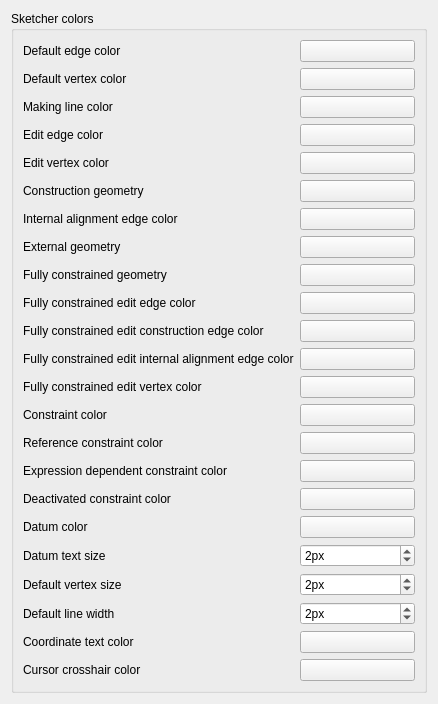
Before: the Qt Designer form src/Mod/Sketcher/Gui/SketcherSettingsColors.ui in southseact-3d/fcd, drawn with Qt 5.
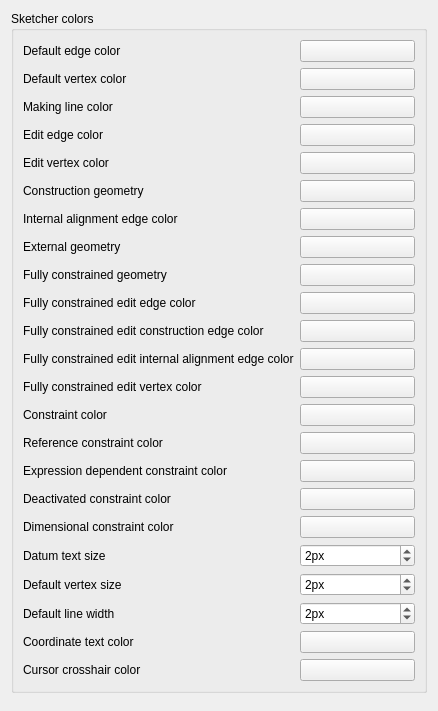
After: the same form once the commit is applied. Custom widgets are drawn as their Qt base class.

Commit message:
[Sketch] improve wording for a color
as discussed here: the wording "datum color" does not make clear what it is about. It is in fact the color for dimensional constraints, thus name it as such

- also fix the dialog height (found and automatically corrected by Qt Designer)

Patch:
```diff
--- a/src/Mod/Sketcher/Gui/SketcherSettingsColors.ui
+++ b/src/Mod/Sketcher/Gui/SketcherSettingsColors.ui
@@ -7,7 +7,7 @@
     <x>0</x>
     <y>0</y>
     <width>438</width>
-    <height>474</height>
+    <height>711</height>
    </rect>
   </property>
   <property name="windowTitle">
@@ -574,7 +574,7 @@
            </size>
           </property>
           <property name="text">
-           <string>Datum color</string>
+           <string>Dimensional constraint color</string>
           </property>
          </widget>
         </item>
```
Left out of the diff: 2 changed lines with no effect on the pictures.
